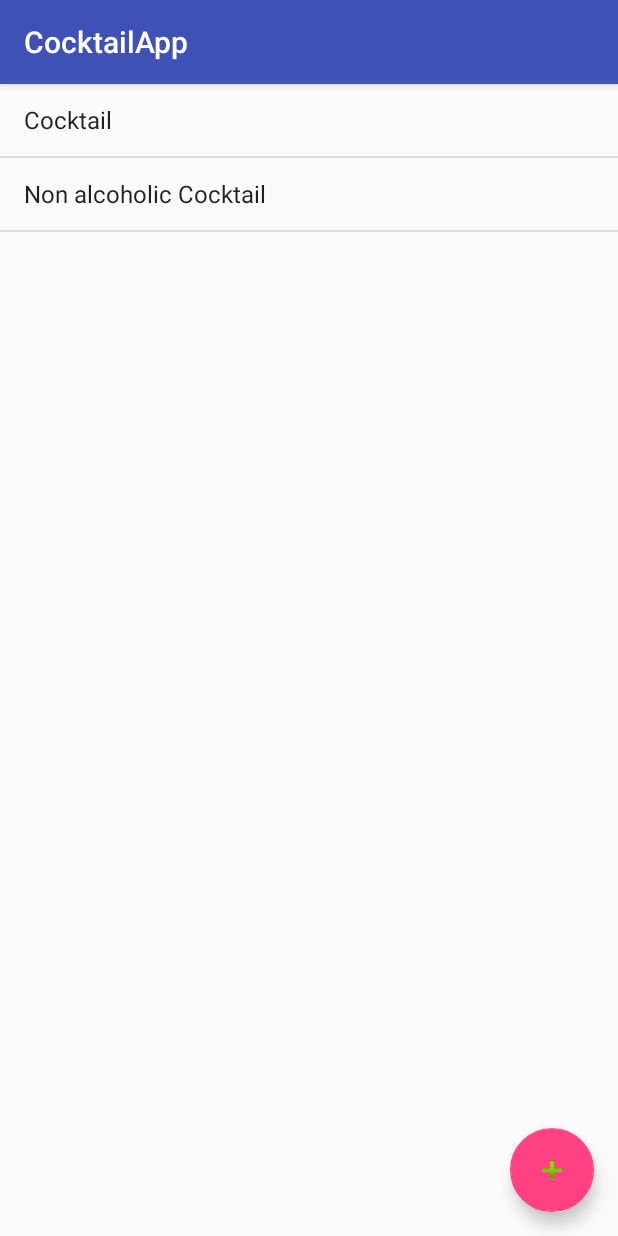
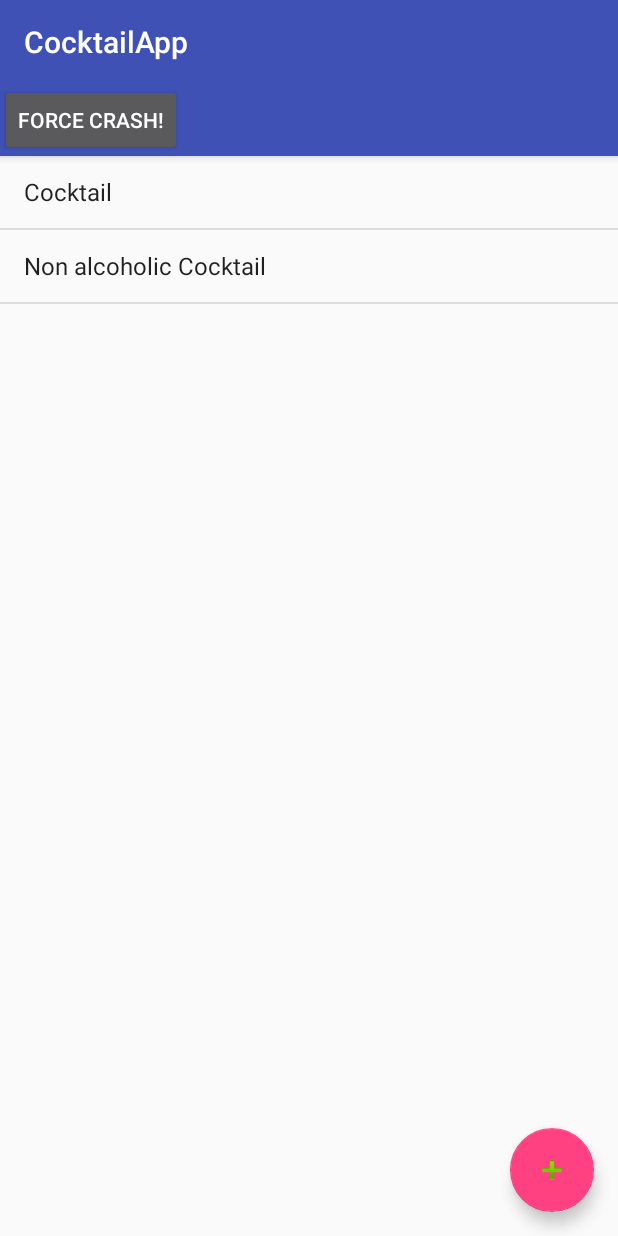
Before and after one commit to atsza/MobilLabor, an Android app: the screen it shows after launch (MainActivity), on a phone screen of 412 x 824 dp. Run offline under Robolectric (Android 15) with nearby library versions, the phone set to English and light mode, and no system bars; libraries missing offline, so code that uses them is left out: com.crashlytics.android, com.orm, com.orm.dsl, io.fabric.sdk; 1 statement that could not run was skipped.

```diff
--- a/app/src/main/AndroidManifest.xml
+++ b/app/src/main/AndroidManifest.xml
@@ -24,6 +24,11 @@
             android:label="@string/app_name"
             android:theme="@style/AppTheme.NoActionBar">
         </activity>
+        <meta-data
+            android:name="io.fabric.ApiKey"
+            android:value="a92d6c7db813a56a178f74112c7bd4cb7445ae6f"
+            />
     </application>
+    <uses-permission android:name="android.permission.INTERNET" />
 
 </manifest>
--- a/app/src/main/java/com/example/ati/laborapp/CocktailsApplication.java
+++ b/app/src/main/java/com/example/ati/laborapp/CocktailsApplication.java
@@ -1,6 +1,8 @@
 package com.example.ati.laborapp;
 
 import android.app.Application;
+import com.crashlytics.android.Crashlytics;
+import io.fabric.sdk.android.Fabric;
 
 import com.example.ati.laborapp.ui.UIModule;
 
@@ -10,6 +12,7 @@ public class CocktailsApplication extends Application{
     @Override
     public void onCreate() {
         super.onCreate();
+        Fabric.with(this, new Crashlytics());
         injector = DaggerCocktailsApplicationComponent.builder().uIModule(new UIModule(this)).build();
     }
 }
--- a/app/src/main/java/com/example/ati/laborapp/interactor/cocktails/CocktailsInteractor.java
+++ b/app/src/main/java/com/example/ati/laborapp/interactor/cocktails/CocktailsInteractor.java
@@ -6,6 +6,7 @@ import com.example.ati.laborapp.model.Cocktail;
 import com.example.ati.laborapp.model.Cocktails;
 import com.example.ati.laborapp.network.CocktailApi;
 import com.example.ati.laborapp.network.CocktaillistApi;
+import com.example.ati.laborapp.repository.Repository;
 
 import java.io.IOException;
 
--- a/app/src/main/res/layout/activity_main.xml
+++ b/app/src/main/res/layout/activity_main.xml
@@ -17,6 +17,14 @@
             android:layout_height="?attr/actionBarSize"
             android:background="?attr/colorPrimary"
             app:popupTheme="@style/AppTheme.PopupOverlay" />
+        <Button
+            android:layout_height="wrap_content"
+            android:layout_width="wrap_content"
+            android:text="Force Crash!"
+            android:onClick="forceCrash"
+            android:layout_centerVertical="true"
+            android:layout_centerHorizontal="true" />
+
 
     </android.support.design.widget.AppBarLayout>
 
```
Also changed, not shown: app/build.gradle (+26 -0 lines), app/src/main/java/com/example/ati/laborapp/ui/main/MainActivity.java (+8 -0 lines).
